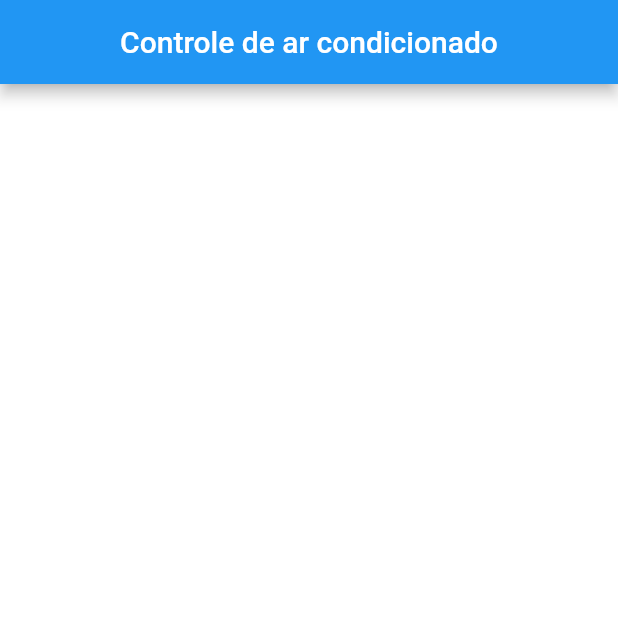
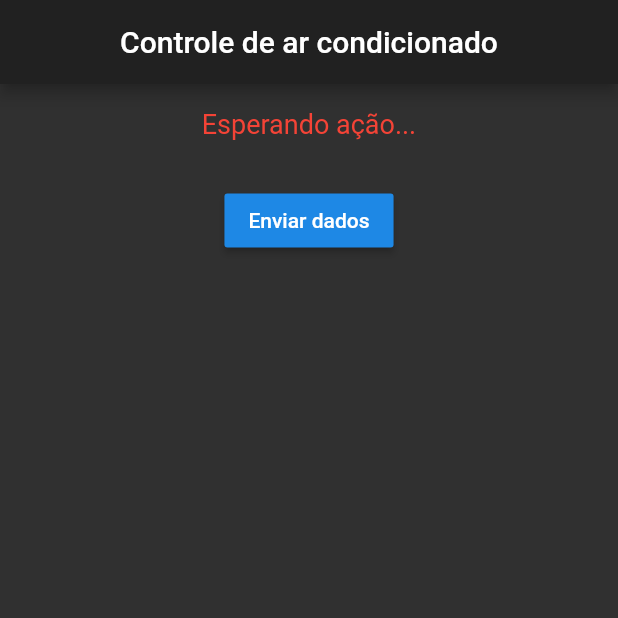
Before and after one commit to Gibdike/Rele_Ernany, a Flutter app: the screen it shows after launch, on a phone screen of 412 x 824 dp, the top half of it. Run offline on Flutter 3.47's test engine with Material 2 defaults, Android fonts, the phone set to English and light mode, and no system bars; our stand-ins replace flutter_blue.

Commit message:
Comunicação com o ESP32 funcional

```diff
--- a/lib/home_page.dart
+++ b/lib/home_page.dart
@@ -1,3 +1,4 @@
+import 'package:controle_bluetooth/log_controller.dart';
 import 'package:flutter/material.dart';
 
 class HomePage extends StatefulWidget {
@@ -6,10 +7,12 @@ class HomePage extends StatefulWidget {
 }
 
 class _HomePageState extends State<HomePage> {
+  final _logController = LogController();
+
   @override
   void initState() {
     super.initState();
-
+    _logController.startScan();
   }
 
   @override
@@ -31,8 +34,38 @@ class _HomePageState extends State<HomePage> {
   _body() {
     return Container(
       child: ListView(
-        children: <Widget>[],
+        padding: EdgeInsets.all(16),
+        children: <Widget>[
+          StreamBuilder<String>(
+              stream: _logController.stream,
+              initialData: "Esperando ação...",
+              builder: (context, snapshot) {
+                print(">>> ${snapshot.data}");
+                if (!snapshot.hasData) {
+                  return Center(
+                    child: CircularProgressIndicator(),
+                  );
+                }
+                return Center(
+                  child: Text(
+                    snapshot.data,
+                    style: TextStyle(fontSize: 18, color: Colors.red),
+                  ),
+                );
+              }),
+          SizedBox(height: 30),
+          Center(
+            child: RaisedButton(
+              onPressed: _sendData,
+              child: const Text("Enviar dados"),
+            ),
+          ),
+        ],
       ),
     );
   }
+
+  void _sendData() {
+    _logController.writeData("OLÀ CARAZINHO");
+  }
 }
--- /dev/null
+++ b/lib/log_controller.dart
@@ -0,0 +1,76 @@
+import 'dart:async';
+import 'dart:convert';
+
+import 'package:controle_bluetooth/bloc.dart';
+import 'package:flutter_blue/flutter_blue.dart';
+
+class LogController extends Bloc<String> {
+
+  final String SERVICE_UUID = "4fafc201-1fb5-459e-8fcc-c5c9c331914b";
+  final String CHARACTERISTIC_UUID = "4fafc201-1fb5-459e-8fcc-c5c9c331914b";
+  final String TARGET_DEVICE_NAME = "ESP32";
+
+  FlutterBlue flutterBlue = FlutterBlue.instance;
+  StreamSubscription<ScanResult> scanSubscription;
+
+  BluetoothDevice targetDevice;
+  BluetoothCharacteristic targetCharacteristic;
+
+  startScan() {
+    scanSubscription = flutterBlue.scan().listen((scanResult) {
+      print("NOME: ${scanResult.device.name}");
+      if (scanResult.device.name == TARGET_DEVICE_NAME) {
+        stopScan();
+        add("O dispositivo ${scanResult.device.name} foi encontrado");
+        targetDevice = scanResult.device;
+        connectToDevice();
+      }
+    });
+  }
+
+  connectToDevice() async {
+    if (targetDevice == null) return;
+    add("Conectando ao dispositivo ${targetDevice.name}...");
+    await targetDevice.connect();
+    add("dispositivo ${targetDevice.name} conectado!");
+    discoverServices();
+  }
+
+  stopScan() {
+    scanSubscription?.cancel();
+    scanSubscription = null;
+  }
+
+  disconnectFromDevice() {
+    if(targetDevice == null ) return;
+    targetDevice.disconnect();
+    add("Dispositivo ${targetDevice.name} foi desconectado");
+    print("Dispositivo ${targetDevice.name} foi desconectado");
+  }
+
+  discoverServices() async {
+    if(targetDevice == null ) return;
+    List<BluetoothService> services = await targetDevice.discoverServices();
+    services.forEach((service) {
+      if(service.uuid.toString() == SERVICE_UUID) {
+        service.characteristics.forEach((characteristic){
+          if (characteristic.uuid.toString() == CHARACTERISTIC_UUID) {
+            targetCharacteristic = characteristic;
+            add("Servicos do dispositivo ${targetDevice.name} estão pronto!");
+            print("Servicos do dispositivo ${targetDevice.name} estão pronto!");
+          }
+        });
+      }
+    });
+  }
+
+  writeData(String data) async {
+    if(targetDevice == null) return;
+    List<int> bytes = utf8.encode(data);
+    add("Enviando dados...");
+    print("Enviando dados...");
+    await targetCharacteristic.write(bytes);
+    print("Dados enviados para dispositivo ${targetDevice.name}");
+    add("Dados enviados para dispositivo ${targetDevice.name}");
+  }
+}
--- a/lib/main.dart
+++ b/lib/main.dart
@@ -11,10 +11,7 @@ class MyApp extends StatelessWidget {
     return MaterialApp(
       title: 'Gerenciador de Ar Condicionado',
       debugShowCheckedModeBanner: false,
-      theme: ThemeData(
-        primarySwatch: Colors.blue,
-        scaffoldBackgroundColor: Colors.white,
-      ),
+      theme: ThemeData.dark(),
       home: HomePage(),
     );
   }
```
Also changed, not shown: lib/bloc.dart (added, +19 -0 lines), lib/bluetooth.dart (added).
